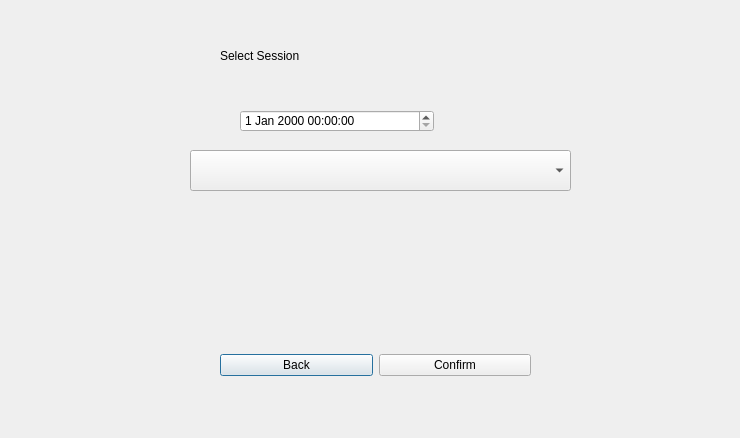
The window that Kin-tech/d3_cup.ui (sankomil/Kin-tech-test) describes before a commit, drawn with Qt 5.
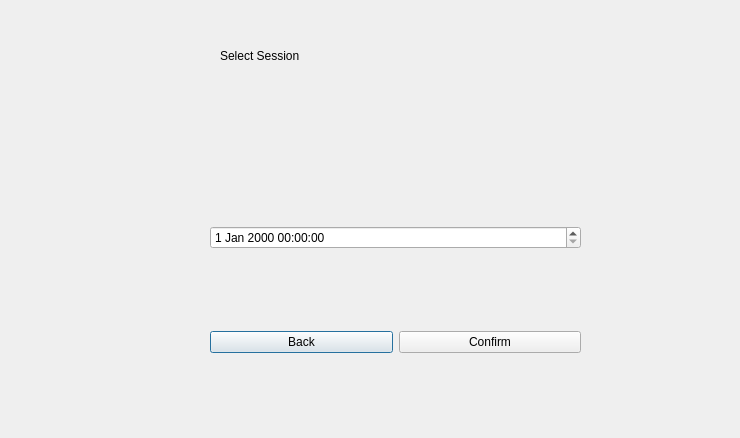
The same window after the commit.

Commit message: Improved time and date selection for cup

What changed in the file:
```diff
--- a/Kin-tech/d3_cup.ui
+++ b/Kin-tech/d3_cup.ui
@@ -13,16 +13,6 @@
   <property name="windowTitle">
    <string>Dialog</string>
   </property>
-  <widget class="QComboBox" name="select_date">
-   <property name="geometry">
-    <rect>
-     <x>190</x>
-     <y>150</y>
-     <width>381</width>
-     <height>41</height>
-    </rect>
-   </property>
-  </widget>
   <widget class="QLabel" name="label">
    <property name="geometry">
     <rect>
@@ -39,25 +29,20 @@
     <string>Select Session</string>
    </property>
   </widget>
-  <widget class="QDateTimeEdit" name="dateTimeEdit">
-   <property name="geometry">
-    <rect>
-     <x>240</x>
-     <y>110</y>
-     <width>194</width>
-     <height>22</height>
-    </rect>
-   </property>
-  </widget>
   <widget class="QWidget" name="">
    <property name="geometry">
     <rect>
-     <x>220</x>
-     <y>340</y>
-     <width>311</width>
-     <height>51</height>
+     <x>210</x>
+     <y>150</y>
+     <width>371</width>
+     <height>281</height>
     </rect>
    </property>
+   <layout class="QVBoxLayout" name="verticalLayout">
+    <item>
+     <widget class="QDateTimeEdit" name="dt"/>
+    </item>
+    <item>
    <layout class="QHBoxLayout" name="horizontalLayout">
     <item>
      <widget class="QPushButton" name="pushButton">
@@ -72,6 +57,8 @@
        <string>Confirm</string>
       </property>
      </widget>
+      </item>
+     </layout>
     </item>
    </layout>
   </widget>
```
Lines whose indentation alone changed are shown as unchanged. The commit also changes 7 other files.
